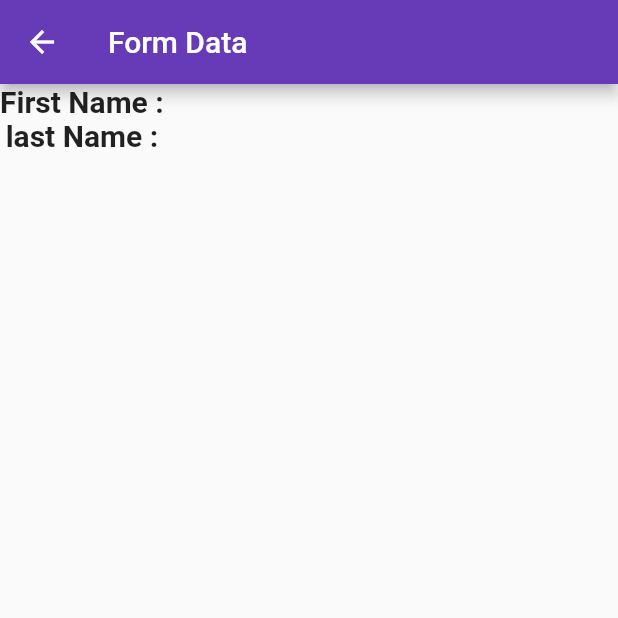
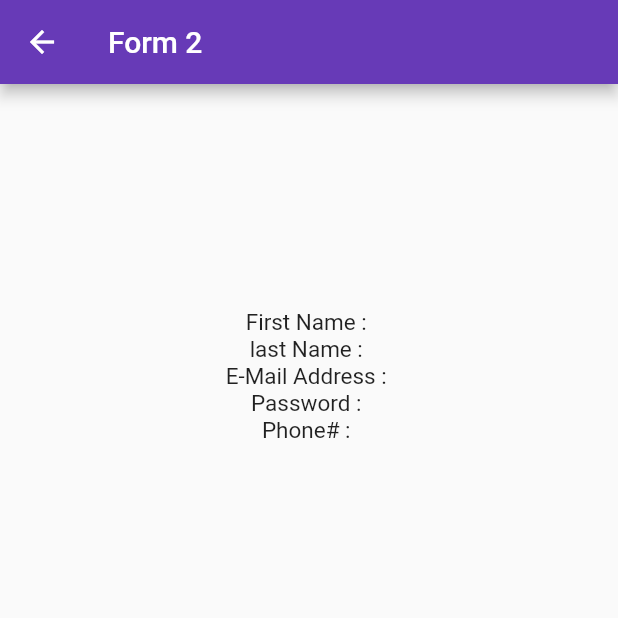
Before and after one commit to mehtabismail/Flutter_Class, a Flutter app: the FormSubmitted screen opened by its route, on a phone screen of 412 x 824 dp, the top half of it. Run offline on Flutter 3.47's test engine with Material 2 defaults, Android fonts, the phone set to English and light mode, and no system bars; our stand-ins replace font_awesome_flutter, shared_preferences; accounts and stored records are empty; network calls fail.

```diff
--- /dev/null
+++ b/lib/Screens/form2.dart
@@ -0,0 +1,79 @@
+// ignore_for_file: use_key_in_widget_constructors, avoid_unnecessary_containers, prefer_const_constructors, unnecessary_null_comparison, avoid_print, unused_field, prefer_final_fields, unused_local_variable, non_constant_identifier_names, override_on_non_overriding_member, annotate_overrides, unused_import, prefer_const_literals_to_create_immutables, await_only_futures
+
+import 'package:flutter/material.dart';
+import 'package:shared_preferences/shared_preferences.dart';
+
+class FormSubmitted extends StatefulWidget {
+  @override
+  State<FormSubmitted> createState() => _FormSubmittedState();
+}
+
+class _FormSubmittedState extends State<FormSubmitted> {
+  // String data
+  void getStringFromPreferrences() async {
+    SharedPreferences prefs = await SharedPreferences.getInstance();
+    fname = await prefs.getString("first_name")!;
+    lname = await prefs.getString("last_name")!;
+    email = await prefs.getString("e-mail")!;
+    password = await prefs.getString("passwordd")!;
+    phone = await prefs.getString("phone#")!;
+  }
+
+  @override
+  String fname = '';
+  String lname = '';
+  String email = '';
+  String password = '';
+  String phone = '';
+  void initState() {
+    super.initState();
+    getStringFromPreferrences();
+  }
+
+  Widget build(BuildContext context) {
+    return Scaffold(
+      appBar: AppBar(
+        title: Text("Form 2"),
+      ),
+      body: Center(
+        child: Column(
+          children: [
+            SizedBox(
+              height: 150,
+            ),
+            Text(
+              'First Name : $fname',
+              style: TextStyle(
+                fontSize: 15,
+              ),
+            ),
+            Text(
+              'last Name : $lname',
+              style: TextStyle(
+                fontSize: 15,
+              ),
+            ),
+            Text(
+              'E-Mail Address : $email',
+              style: TextStyle(
+                fontSize: 15,
+              ),
+            ),
+            Text(
+              'Password : $password',
+              style: TextStyle(
+                fontSize: 15,
+              ),
+            ),
+            Text(
+              'Phone# : $phone',
+              style: TextStyle(
+                fontSize: 15,
+              ),
+            ),
+          ],
+        ),
+      ),
+    );
+  }
+}
--- a/lib/Screens/form_submission.dart
+++ b/lib/Screens/form_submission.dart
@@ -1,6 +1,7 @@
 // ignore_for_file: use_key_in_widget_constructors, avoid_unnecessary_containers, prefer_const_constructors, unnecessary_null_comparison, avoid_print, unused_field, prefer_final_fields, unused_local_variable, non_constant_identifier_names, override_on_non_overriding_member, annotate_overrides, unused_import, prefer_const_literals_to_create_immutables
 
 import 'package:flutter/material.dart';
+import 'package:learning1/Screens/form2.dart';
 import 'package:learning1/Screens/shared_prefs_helper.dart';
 import 'package:shared_preferences/shared_preferences.dart';
 
@@ -16,8 +17,9 @@ class _FormSubmiissionState extends State<FormSubmiission> {
     final prefs = await SharedPreferences.getInstance();
     await prefs.setString('first_name', fName).then((value) => print(value));
     await prefs.setString('last_name', lName).then((value) => print(value));
-    print(fName);
-    print(lName);
+    await prefs.setString('e-mail', e_mail).then((value) => print(value));
+    await prefs.setString('passwordd', password).then((value) => print(value));
+    await prefs.setString('phone#', phone).then((value) => print(value));
   }
 
   @override
@@ -52,7 +54,6 @@ class _FormSubmiissionState extends State<FormSubmiission> {
                   onFieldSubmitted: (value) {
                     setState(() {
                       fName = value;
-                      print("submittng: $value");
                     });
                   },
                 ),
@@ -72,63 +73,64 @@ class _FormSubmiissionState extends State<FormSubmiission> {
                     });
                   },
                 ),
-                // TextFormField(
-                //   // The validator receives the text that the user has entered.
-                //   decoration: InputDecoration(
-                //       hintText: 'Enter Email', labelText: 'E-Mail'),
-                //   keyboardType: TextInputType.emailAddress,
-                //   onFieldSubmitted: (value) {
-                //     setState(() {
-                //       e_mail = value;
-                //     });
-                //   },
-                //   validator: (value) {
-                //     if (value!.isEmpty || !value.contains('@')) {
-                //       return 'Invalid email!';
-                //     }
-                //     if (value == null || value.isEmpty) {
-                //       return 'Please enter some text';
-                //     }
-                //     return null;
-                //   },
-                // ),
-                // TextFormField(
-                //   decoration: InputDecoration(
-                //       hintText: 'Enter Password', labelText: 'password'),
-                //   keyboardType: TextInputType.visiblePassword,
-                //   obscureText: true,
-                //   validator: (value) {
-                //     if (value!.isEmpty) {
-                //       return 'Invalid password!';
-                //     }
-                //   },
-                //   onFieldSubmitted: (value) {
-                //     setState(() {
-                //       password = value;
-                //     });
-                //   },
-                // ),
-                // TextFormField(
-                //   decoration: const InputDecoration(
-                //     hintText: 'Enter a phone number',
-                //     labelText: 'Phone Number',
-                //   ),
-                //   validator: (value) {
-                //     if (value!.isEmpty) {
-                //       return 'Invalid password!';
-                //     }
-                //   },
-                //   onFieldSubmitted: (value) {
-                //     setState(() {
-                //       phone = value;
-                //     });
-                //   },
-                // ),
+                TextFormField(
+                  // The validator receives the text that the user has entered.
+                  decoration: InputDecoration(
+                      hintText: 'Enter Email', labelText: 'E-Mail'),
+                  keyboardType: TextInputType.emailAddress,
+                  onFieldSubmitted: (value) {
+                    setState(() {
+                      e_mail = value;
+                    });
+                  },
+                  validator: (value) {
+                    if (value!.isEmpty || !value.contains('@')) {
+                      return 'Invalid email!';
+                    }
+                    if (value == null || value.isEmpty) {
+                      return 'Please enter some text';
+                    }
+                    return null;
+                  },
+                ),
+                TextFormField(
+                  decoration: InputDecoration(
+                      hintText: 'Enter Password', labelText: 'password'),
+                  keyboardType: TextInputType.visiblePassword,
+                  obscureText: true,
+                  validator: (value) {
+                    if (value!.isEmpty) {
+                      return 'Invalid password!';
+                    }
+                  },
+                  onFieldSubmitted: (value) {
+                    setState(() {
+                      password = value;
+                    });
+                  },
+                ),
+                TextFormField(
+                  decoration: const InputDecoration(
+                    hintText: 'Enter a phone number',
+                    labelText: 'Phone Number',
+                  ),
+                  validator: (value) {
+                    if (value!.isEmpty) {
+                      return 'Invalid password!';
+                    }
+                  },
+                  onFieldSubmitted: (value) {
+                    setState(() {
+                      phone = value;
+                    });
+                  },
+                ),
                 Padding(
                   padding: const EdgeInsets.symmetric(vertical: 30.0),
                   child: Center(
                     child: ElevatedButton(
                       onPressed: () {
+                        // Setting Shared Preferences
                         setStringInPreferences();
                         // Validate returns true if the form is valid, or false otherwise.
                         if (_formKey.currentState!.validate()) {
@@ -158,55 +160,3 @@ class _FormSubmiissionState extends State<FormSubmiission> {
     );
   }
 }
-
-class FormSubmitted extends StatefulWidget {
-  @override
-  State<FormSubmitted> createState() => _FormSubmittedState();
-}
-
-class _FormSubmittedState extends State<FormSubmitted> {
-  // String data
-  void getStringFromPreferrences() async {
-    SharedPreferences prefs = await SharedPreferences.getInstance();
-    String shared = prefs.getString("first_name")!;
-    String shared2 = prefs.getString("last_name")!;
-    setState(() {
-      name = shared;
-      lname = shared2;
-    });
-  }
-
-  @override
-  String name = '';
-  String lname = '';
-  void initState() {
-    super.initState();
-    getStringFromPreferrences();
-  }
-
-  Widget build(BuildContext context) {
-    return Scaffold(
-      appBar: AppBar(
-        title: Text("Form Data"),
-      ),
-      body: Column(
-        children: [
-          Text(
-            'First Name : $name',
-            style: TextStyle(
-              fontSize: 20,
-              fontWeight: FontWeight.bold,
-            ),
-          ),
-          Text(
-            'last Name : $lname',
-            style: TextStyle(
-              fontSize: 20,
-              fontWeight: FontWeight.bold,
-            ),
-          ),
-        ],
-      ),
-    );
-  }
-}
--- a/lib/main.dart
+++ b/lib/main.dart
@@ -1,6 +1,7 @@
-// ignore_for_file: prefer_const_constructors, unused_import
+//ignore_for_file: prefer_const_constructors, unused_import, unnecessary_question_mark
 
 import 'package:flutter/material.dart';
+import 'package:learning1/Screens/form2.dart';
 import 'package:learning1/Screens/form_submission.dart';
 import './Screens/home_screen.dart';
 import './Screens/login_screen.dart';
@@ -17,7 +18,7 @@ void main() {
     debugShowCheckedModeBanner: false,
 
     //  Routes
-    initialRoute: '/HomeScreen',
+    initialRoute: '/',
     routes: {
       '/': (context) => LoginScreen(),
       '/LoginScreen': (context) => LoginScreen(),
--- a/pubspec.yaml
+++ b/pubspec.yaml
@@ -34,6 +34,7 @@ dependencies:
   # Use with the CupertinoIcons class for iOS style icons.
   cupertino_icons: ^1.0.2
   font_awesome_flutter: ^9.2.0
+  firebase_core: ^1.10.6
 
 dev_dependencies:
   flutter_test:
```
Also changed, not shown: test.dart (added, +147 -0 lines), pubspec.lock, 3 other files.
